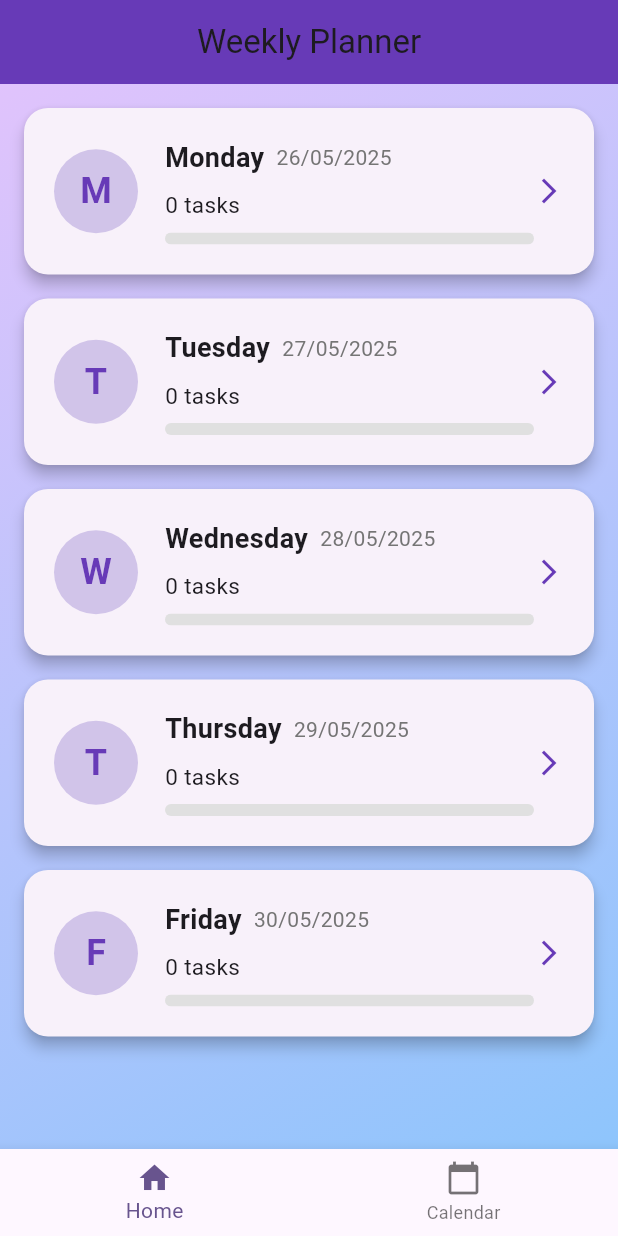
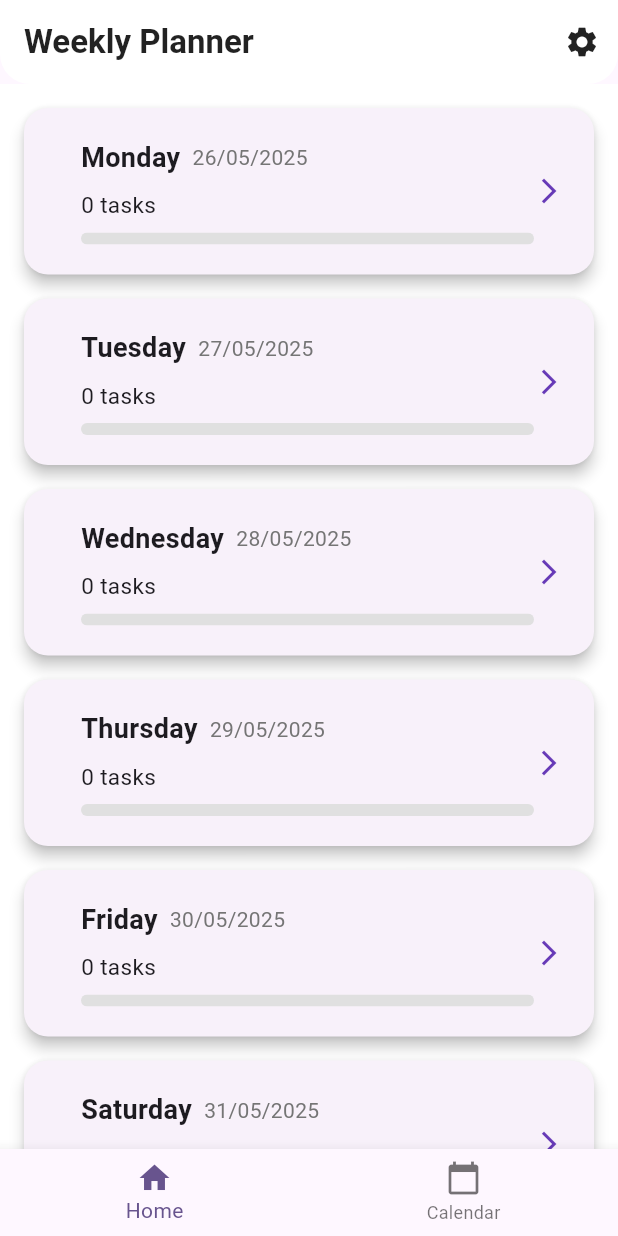
Before and after one commit to manikandaprabu1162/weekly_planner, a Flutter app: the screen it shows after launch, on a phone screen of 412 x 824 dp. Run offline on Flutter 3.47's test engine with Material 3 defaults, Android fonts, the light colour scheme and no system bars; our stand-ins replace hive, hive_flutter, table_calendar; accounts and stored records are empty.

Commit message:
title design changes

```diff
--- a/lib/screens/home_screen.dart
+++ b/lib/screens/home_screen.dart
@@ -10,7 +10,7 @@ class HomeScreen extends StatelessWidget {
   List<DateTime> getCurrentWeekDays() {
     final now = DateTime.now();
     final monday = now.subtract(Duration(days: now.weekday - 1));
-    return List.generate(5, (i) => monday.add(Duration(days: i)));
+    return List.generate(7, (i) => monday.add(Duration(days: i)));
   }
 
   @override
@@ -18,15 +18,36 @@ class HomeScreen extends StatelessWidget {
     final weekDays = getCurrentWeekDays();
     return Scaffold(
       appBar: AppBar(
-        title: const Text('Weekly Planner'),
-        centerTitle: true,
-        backgroundColor: Colors.deepPurple,
-        elevation: 0,
+        backgroundColor: Colors.white,
+        title: Text(
+          'Weekly Planner',
+          style: TextStyle(
+            color: Colors.black87,
+            fontWeight: FontWeight.bold,
+            fontSize: 22,
+          ),
+        ),
+        centerTitle: false,
+        actions: [
+          IconButton(
+            icon: Icon(Icons.settings, color: Colors.black87),
+            onPressed: () {
+              // Handle settings button press
+            },
+          ),
+        ],
+        shape: RoundedRectangleBorder(
+          borderRadius: BorderRadius.vertical(bottom: Radius.circular(20)),
+        ),
       ),
+
       body: Container(
         decoration: const BoxDecoration(
           gradient: LinearGradient(
-            colors: [Color(0xFFe0c3fc), Color(0xFF8ec5fc)],
+            colors: [
+              Color.fromARGB(255, 255, 255, 255),
+              Color.fromARGB(255, 255, 255, 255),
+            ],
             begin: Alignment.topLeft,
             end: Alignment.bottomRight,
           ),
@@ -58,18 +79,6 @@ class HomeScreen extends StatelessWidget {
                       padding: const EdgeInsets.all(20),
                       child: Row(
                         children: [
-                          CircleAvatar(
-                            radius: 28,
-                            backgroundColor: Colors.deepPurple.shade100,
-                            child: Text(
-                              ['M', 'T', 'W', 'T', 'F'][index],
-                              style: const TextStyle(
-                                fontSize: 24,
-                                color: Colors.deepPurple,
-                                fontWeight: FontWeight.bold,
-                              ),
-                            ),
-                          ),
                           const SizedBox(width: 18),
                           Expanded(
                             child: Column(
@@ -84,6 +93,8 @@ class HomeScreen extends StatelessWidget {
                                         'Wednesday',
                                         'Thursday',
                                         'Friday',
+                                        'Saturday',
+                                        'Sunday',
                                       ][index],
                                       style: const TextStyle(
                                         fontWeight: FontWeight.bold,
@@ -115,7 +126,7 @@ class HomeScreen extends StatelessWidget {
                                         : completed / tasks.length,
                                     backgroundColor: Colors.grey[300],
                                     valueColor: AlwaysStoppedAnimation<Color>(
-                                      Colors.deepPurple,
+                                      const Color.fromARGB(255, 3, 52, 132),
                                     ),
                                   ),
                                 ),
```
